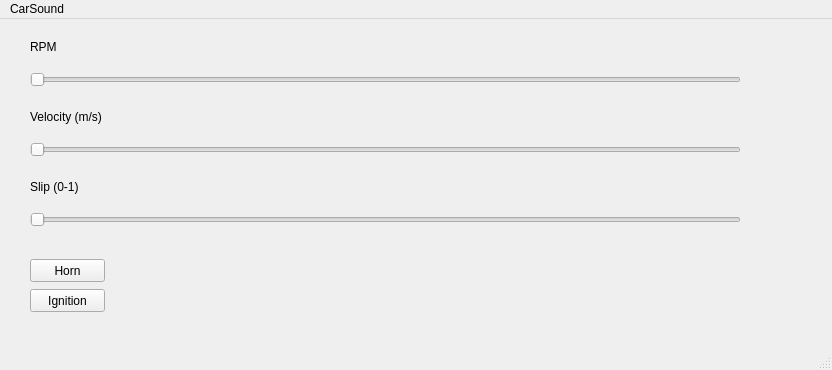
Qt form src/sys/carSound/carSound.ui (hlrs-vis/covise) before a commit.
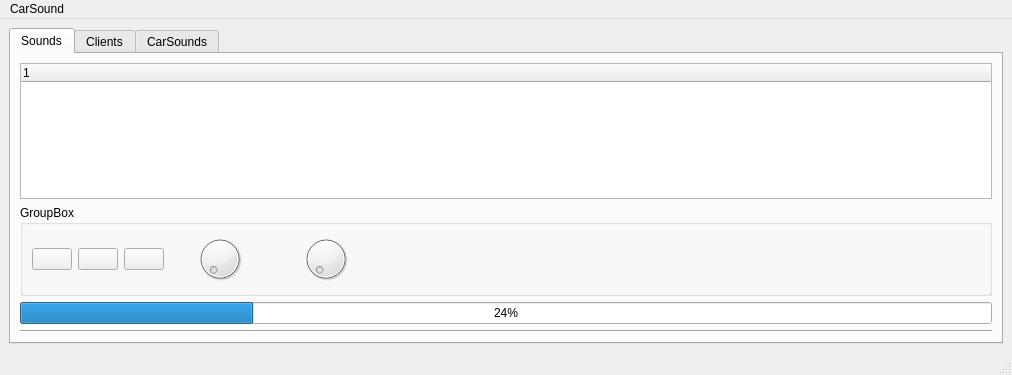
The same form after that commit. Icons and pictures are not drawn.

```diff
--- a/src/sys/carSound/carSound.ui
+++ b/src/sys/carSound/carSound.ui
@@ -6,125 +6,235 @@
    <rect>
     <x>0</x>
     <y>0</y>
-    <width>832</width>
-    <height>370</height>
+    <width>1012</width>
+    <height>375</height>
    </rect>
   </property>
   <property name="windowTitle">
    <string>MainWindow</string>
   </property>
   <widget class="QWidget" name="centralwidget">
-   <widget class="QSlider" name="speedSlider">
-    <property name="geometry">
-     <rect>
-      <x>30</x>
-      <y>50</y>
-      <width>711</width>
-      <height>21</height>
-     </rect>
-    </property>
-    <property name="orientation">
-     <enum>Qt::Horizontal</enum>
-    </property>
-   </widget>
-   <widget class="QLabel" name="label">
-    <property name="geometry">
-     <rect>
-      <x>30</x>
-      <y>20</y>
-      <width>71</width>
-      <height>16</height>
-     </rect>
-    </property>
-    <property name="text">
-     <string>RPM</string>
-    </property>
-   </widget>
-   <widget class="QLabel" name="label_2">
-    <property name="geometry">
-     <rect>
-      <x>30</x>
-      <y>90</y>
-      <width>81</width>
-      <height>16</height>
-     </rect>
-    </property>
-    <property name="text">
-     <string>Velocity (m/s)</string>
-    </property>
-   </widget>
-   <widget class="QPushButton" name="hupeButton">
-    <property name="geometry">
-     <rect>
-      <x>30</x>
-      <y>240</y>
-      <width>75</width>
-      <height>23</height>
-     </rect>
-    </property>
-    <property name="text">
-     <string>Horn</string>
-    </property>
-   </widget>
-   <widget class="QPushButton" name="anlasserButton">
-    <property name="geometry">
-     <rect>
-      <x>30</x>
-      <y>270</y>
-      <width>75</width>
-      <height>23</height>
-     </rect>
-    </property>
-    <property name="text">
-     <string>Ignition</string>
-    </property>
-   </widget>
-   <widget class="QSlider" name="velocitySlider">
-    <property name="geometry">
-     <rect>
-      <x>30</x>
-      <y>120</y>
-      <width>711</width>
-      <height>21</height>
-     </rect>
-    </property>
-    <property name="orientation">
-     <enum>Qt::Horizontal</enum>
-    </property>
-   </widget>
-   <widget class="QSlider" name="SlipSlider">
-    <property name="geometry">
-     <rect>
-      <x>30</x>
-      <y>190</y>
-      <width>711</width>
-      <height>21</height>
-     </rect>
-    </property>
-    <property name="orientation">
-     <enum>Qt::Horizontal</enum>
-    </property>
-   </widget>
-   <widget class="QLabel" name="label_4">
-    <property name="geometry">
-     <rect>
-      <x>30</x>
-      <y>160</y>
-      <width>81</width>
-      <height>16</height>
-     </rect>
-    </property>
-    <property name="text">
-     <string>Slip (0-1)</string>
-    </property>
-   </widget>
+   <layout class="QHBoxLayout" name="horizontalLayout">
+    <item>
+     <widget class="QTabWidget" name="tabWidget">
+      <property name="currentIndex">
+       <number>0</number>
+      </property>
+      <widget class="QWidget" name="tab_3">
+       <attribute name="title">
+        <string>Sounds</string>
+       </attribute>
+       <layout class="QVBoxLayout" name="verticalLayout_4">
+        <item>
+         <widget class="QTreeWidget" name="soundTable">
+          <property name="selectionBehavior">
+           <enum>QAbstractItemView::SelectRows</enum>
+          </property>
+          <column>
+           <property name="text">
+            <string notr="true">1</string>
+           </property>
+          </column>
+         </widget>
+        </item>
+        <item>
+         <widget class="QGroupBox" name="buttonsAndDials">
+          <property name="title">
+           <string>GroupBox</string>
+          </property>
+          <layout class="QHBoxLayout" name="horizontalLayout_3">
+           <item>
+            <widget class="QPushButton" name="rewindButton">
+             <property name="toolTip">
+              <string>&lt;html&gt;&lt;head/&gt;&lt;body&gt;&lt;p&gt;play&lt;/p&gt;&lt;/body&gt;&lt;/html&gt;</string>
+             </property>
+             <property name="text">
+              <string/>
+             </property>
+             <property name="icon">
+              <iconset resource="icons.qrc">
+               <normaloff>:/icons/media-skip-backward.svg</normaloff>:/icons/media-skip-backward.svg</iconset>
+             </property>
+            </widget>
+           </item>
+           <item>
+            <widget class="QPushButton" name="playButton">
+             <property name="text">
+              <string/>
+             </property>
+             <property name="icon">
+              <iconset resource="icons.qrc">
+               <normaloff>:/icons/media-playback-start.svg</normaloff>:/icons/media-playback-start.svg</iconset>
+             </property>
+            </widget>
+           </item>
+           <item>
+            <widget class="QPushButton" name="stopButton">
+             <property name="text">
+              <string/>
+             </property>
+             <property name="icon">
+              <iconset resource="icons.qrc">
+               <normaloff>:/icons/media-playback-stop.svg</normaloff>:/icons/media-playback-stop.svg</iconset>
+             </property>
+            </widget>
+           </item>
+           <item>
+            <widget class="QDial" name="volumeDial">
+             <property name="toolTip">
+              <string>&lt;html&gt;&lt;head/&gt;&lt;body&gt;&lt;p&gt;Volume&lt;/p&gt;&lt;/body&gt;&lt;/html&gt;</string>
+             </property>
+            </widget>
+           </item>
+           <item>
+            <widget class="QDial" name="speedDial">
+             <property name="toolTip">
+              <string>&lt;html&gt;&lt;head/&gt;&lt;body&gt;&lt;p&gt;Speed&lt;/p&gt;&lt;/body&gt;&lt;/html&gt;</string>
+             </property>
+            </widget>
+           </item>
+           <item>
+            <spacer name="horizontalSpacer">
+             <property name="orientation">
+              <enum>Qt::Horizontal</enum>
+             </property>
+             <property name="sizeHint" stdset="0">
+              <size>
+               <width>40</width>
+               <height>20</height>
+              </size>
+             </property>
+            </spacer>
+           </item>
+          </layout>
+         </widget>
+        </item>
+        <item>
+         <widget class="QProgressBar" name="progressBar">
+          <property name="value">
+           <number>24</number>
+          </property>
+         </widget>
+        </item>
+        <item>
+         <widget class="Line" name="line">
+          <property name="orientation">
+           <enum>Qt::Horizontal</enum>
+          </property>
+         </widget>
+        </item>
+       </layout>
+      </widget>
+      <widget class="QWidget" name="tab">
+       <attribute name="title">
+        <string>Clients</string>
+       </attribute>
+       <layout class="QHBoxLayout" name="horizontalLayout_2">
+        <item>
+         <widget class="QGroupBox" name="groupBox_2">
+          <property name="title">
+           <string>Clients</string>
+          </property>
+          <layout class="QVBoxLayout" name="verticalLayout">
+           <item>
+            <widget class="QTreeWidget" name="clientTable">
+             <column>
+              <property name="text">
+               <string notr="true">1</string>
+              </property>
+             </column>
+            </widget>
+           </item>
+          </layout>
+         </widget>
+        </item>
+       </layout>
+      </widget>
+      <widget class="QWidget" name="tab_2">
+       <attribute name="title">
+        <string>CarSounds</string>
+       </attribute>
+       <layout class="QVBoxLayout" name="verticalLayout_3">
+        <item>
+         <widget class="QGroupBox" name="groupBox">
+          <property name="title">
+           <string>CarSound</string>
+          </property>
+          <property name="flat">
+           <bool>false</bool>
+          </property>
+          <layout class="QVBoxLayout" name="verticalLayout_2">
+           <item>
+            <widget class="QLabel" name="label">
+             <property name="text">
+              <string>RPM</string>
+             </property>
+            </widget>
+           </item>
+           <item>
+            <widget class="QSlider" name="speedSlider">
+             <property name="orientation">
+              <enum>Qt::Horizontal</enum>
+             </property>
+            </widget>
+           </item>
+           <item>
+            <widget class="QLabel" name="label_2">
+             <property name="text">
+              <string>Velocity (m/s)</string>
+             </property>
+            </widget>
+           </item>
+           <item>
+            <widget class="QSlider" name="velocitySlider">
+             <property name="orientation">
+              <enum>Qt::Horizontal</enum>
+             </property>
+            </widget>
+           </item>
+           <item>
+            <widget class="QLabel" name="label_4">
+             <property name="text">
+              <string>Slip (0-1)</string>
+             </property>
+            </widget>
+           </item>
+           <item>
+            <widget class="QSlider" name="SlipSlider">
+             <property name="orientation">
+              <enum>Qt::Horizontal</enum>
+             </property>
+            </widget>
+           </item>
+           <item>
+            <widget class="QPushButton" name="hupeButton">
+             <property name="text">
+              <string>Horn</string>
+             </property>
+            </widget>
+           </item>
+           <item>
+            <widget class="QPushButton" name="anlasserButton">
+             <property name="text">
+              <string>Ignition</string>
+             </property>
+            </widget>
+           </item>
+          </layout>
+         </widget>
+        </item>
+       </layout>
+      </widget>
+     </widget>
+    </item>
+   </layout>
   </widget>
   <widget class="QMenuBar" name="menubar">
    <property name="geometry">
     <rect>
      <x>0</x>
      <y>0</y>
-     <width>832</width>
+     <width>1012</width>
      <height>22</height>
     </rect>
    </property>
```
Left out of the diff: 4 changed lines with no effect on the pictures.
